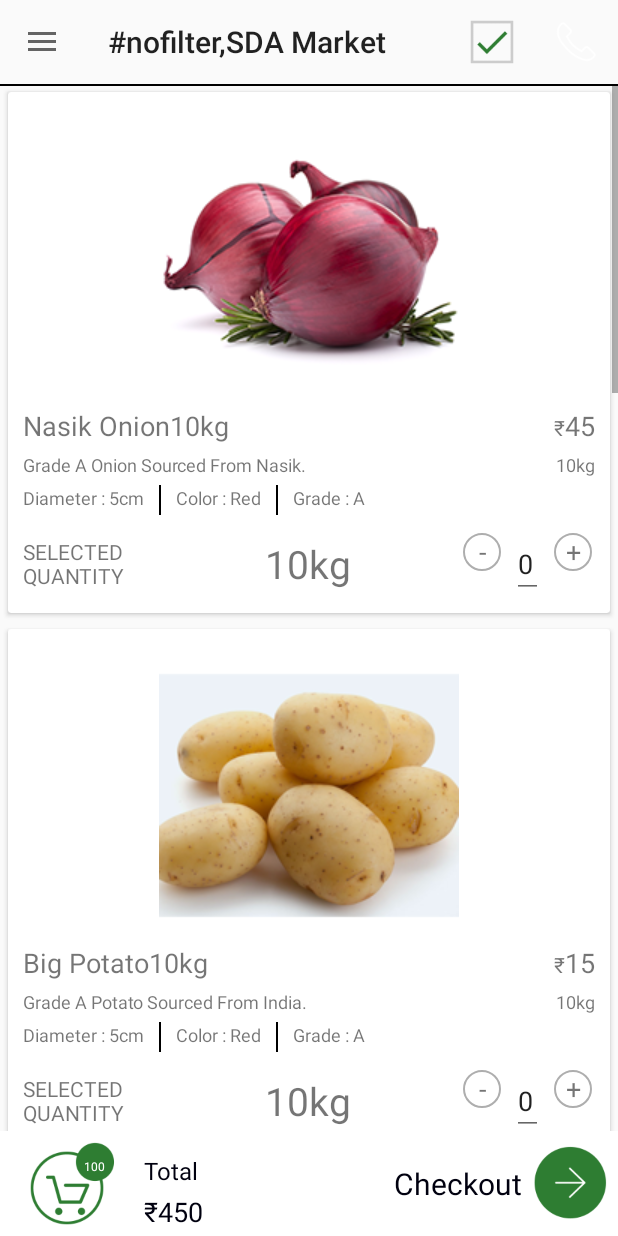
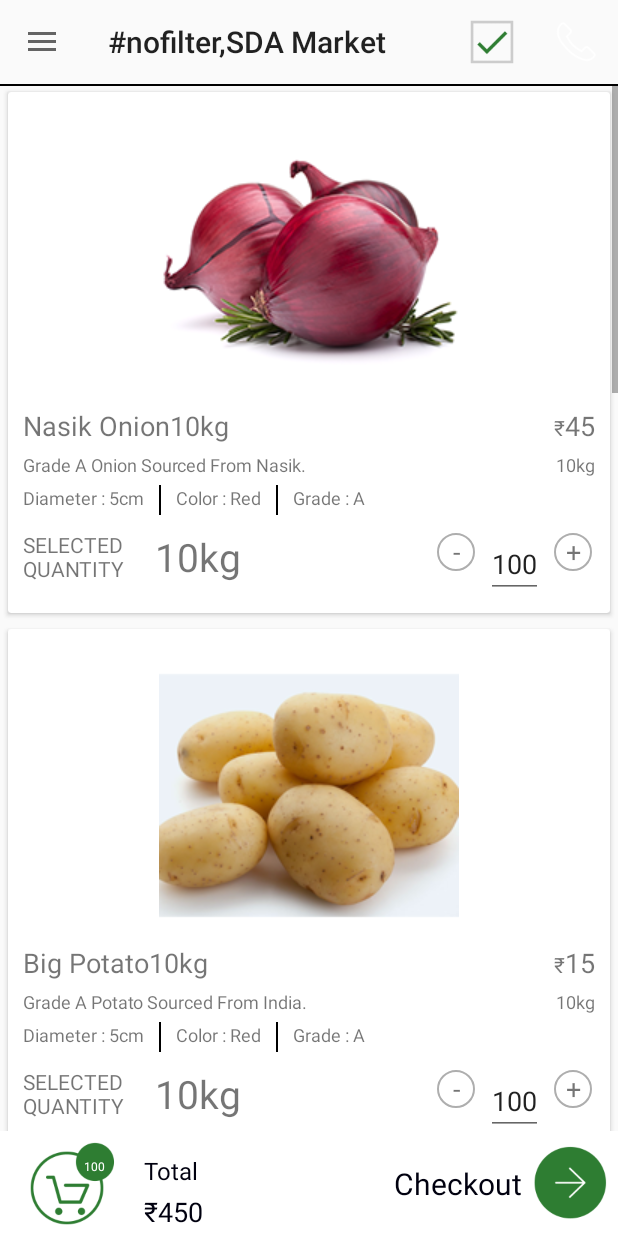
Before and after one commit to mmpandeyiitd/groots-android, an Android app: the fragment DetailFrag placed in its activity, on a phone screen of 412 x 824 dp. Run offline under Robolectric (Android 15) with nearby library versions, the phone set to English and light mode, and no system bars.

Commit message:
Commiting before pull

```diff
--- a/app/src/main/res/layout/detail_adapter_layout.xml
+++ b/app/src/main/res/layout/detail_adapter_layout.xml
@@ -147,15 +147,14 @@
             </LinearLayout>
             <LinearLayout
                 android:layout_width="match_parent"
-                android:layout_height="0dp"
-                android:layout_weight=".2"
+                android:layout_height="match_parent"
+
                 android:orientation="horizontal"
-                android:gravity="center_vertical"
                 android:layout_marginTop="10dp">
 
                 <TextView
                     android:layout_width="wrap_content"
-                    android:layout_height="wrap_content"
+                    android:layout_height="match_parent"
                     android:text="SELECTED\nQUANTITY"/>
 
                 <TextView
@@ -164,7 +163,7 @@
                     android:layout_width="0dp"
                     android:layout_weight="1"
                     android:layout_height="wrap_content"
-                    android:gravity="center"
+                    android:gravity="left"
                     android:text="130 kg"
                     android:textSize="26dp"/>
 
@@ -188,15 +187,13 @@
                 <LinearLayout
                     android:layout_width="wrap_content"
                     android:layout_height="wrap_content"
-                    android:gravity="top"
                     android:layout_marginLeft="5dp">
 
                     <EditText
                         android:id="@+id/txtCount"
                         android:layout_width="wrap_content"
-                        android:layout_height="wrap_content"
-                        android:text="0"
-
+                        android:layout_height="match_parent"
+                        android:text="100"
                         android:textSize="18sp" />
                 </LinearLayout>
 
```
Also changed, not shown: app/src/main/res/layout/app_bar_landing__ui.xml (deleted, +0 -34 lines), app/src/main/res/layout/content_landing__ui.xml (deleted, +0 -16 lines).
